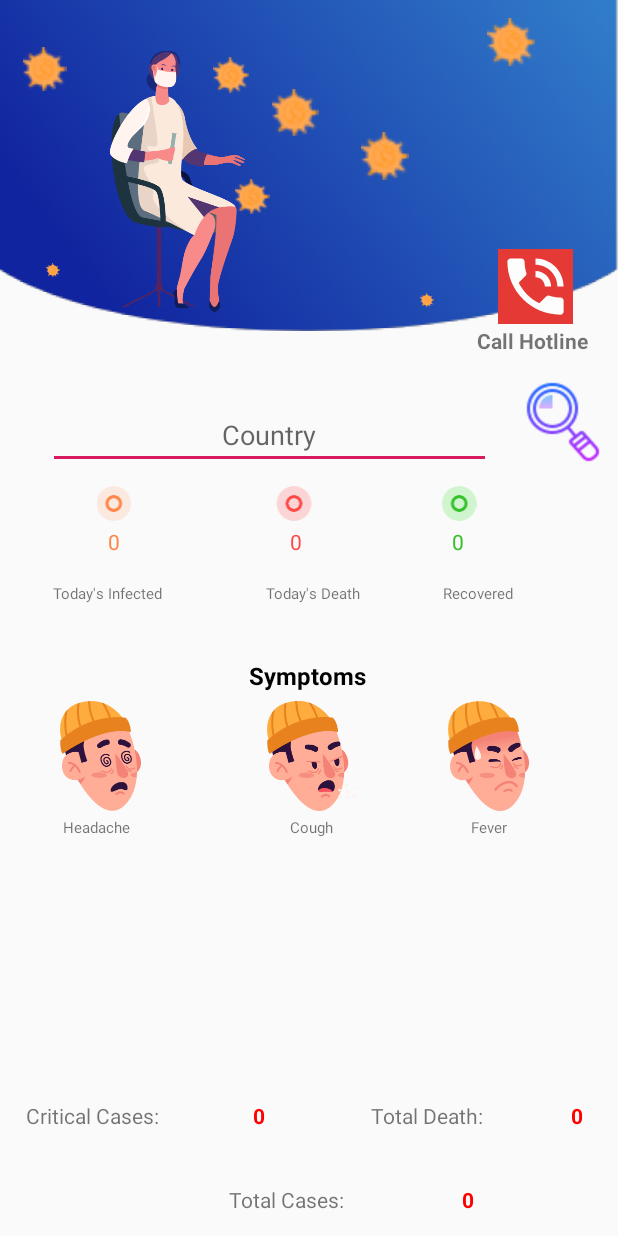
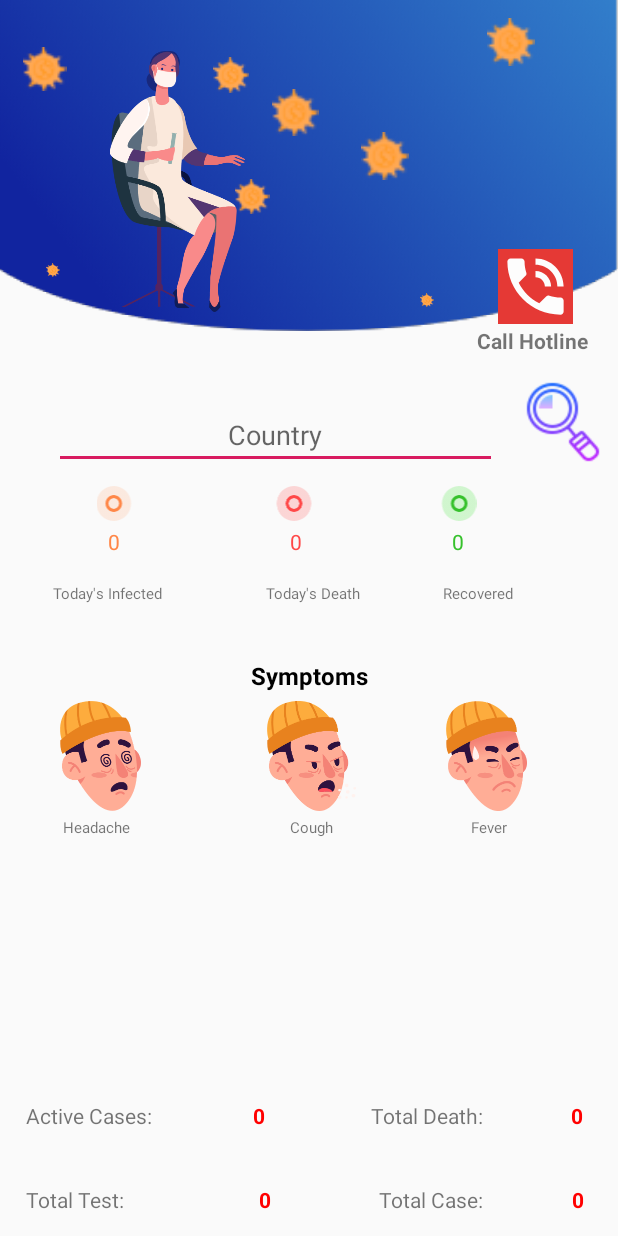
Before and after one commit to tonygms2/Corona-Update, an Android app: the screen it shows after launch (MainActivity), after a tap on an icon or button, on a phone screen of 412 x 824 dp. Run offline under Robolectric (Android 15) with nearby library versions, the phone set to English and light mode, and no system bars.

Commit message:
removed critical cases, and added Active Cases and Total Test

```diff
--- a/CoronaInfoUpdate/app/src/main/java/ulab/edu/coronainfoupdate/MainActivity.java
+++ b/CoronaInfoUpdate/app/src/main/java/ulab/edu/coronainfoupdate/MainActivity.java
@@ -2,39 +2,18 @@ package ulab.edu.coronainfoupdate;
 
 import androidx.annotation.NonNull;
 import androidx.appcompat.app.AppCompatActivity;
-import androidx.constraintlayout.widget.ConstraintLayout;
 import androidx.core.app.ActivityCompat;
 import androidx.core.content.ContextCompat;
 
 import android.Manifest;
-import android.annotation.TargetApi;
 import android.content.Intent;
 import android.content.pm.PackageManager;
-import android.graphics.drawable.Drawable;
-import android.os.Build;
 import android.os.Bundle;
-import android.util.Log;
 import android.view.View;
-import android.view.Window;
-import android.view.WindowManager;
 import android.widget.EditText;
-import android.widget.ImageButton;
-import android.widget.SearchView;
 import android.widget.TextView;
 import android.widget.Toast;
 import android.net.Uri;
-
-import org.jetbrains.annotations.NotNull;
-import org.w3c.dom.Text;
-
-import java.io.IOException;
-
-import okhttp3.Call;
-import okhttp3.Callback;
-import okhttp3.OkHttp;
-import okhttp3.OkHttpClient;
-import okhttp3.Request;
-import okhttp3.Response;
 
 
 public class MainActivity extends AppCompatActivity {
@@ -43,9 +22,10 @@ public class MainActivity extends AppCompatActivity {
     public static TextView recovered;
     public static TextView countryName;
     public static TextView TotalDeath;
-    public static TextView Critical;
+    public static TextView TotalActiveCase;
     public static TextView TotalCase;
     private static final int REQUEST_CALL=1;
+    public static TextView TotalTest;
 
     EditText getUrl;
     String url;
@@ -59,9 +39,9 @@ public class MainActivity extends AppCompatActivity {
         recovered = (TextView)findViewById(R.id.RecoveryID);
         countryName = (TextView)findViewById(R.id.CountryName);
         TotalDeath = (TextView)findViewById(R.id.totalDeath);
-        Critical = (TextView)findViewById(R.id.CriticalCase);
+        TotalActiveCase = (TextView)findViewById(R.id.TotalActiveCase);
         TotalCase =(TextView)findViewById(R.id.TotalCase);
-
+        TotalTest = (TextView)findViewById(R.id.TotalTest);
     }
     public void onClick(View view) {
 
@@ -73,7 +53,8 @@ public class MainActivity extends AppCompatActivity {
             recovered.setText("0");
             TotalDeath.setText("0");
             TotalCase.setText("0");
-            Critical.setText("0");
+            TotalActiveCase.setText("0");
+            TotalTest.setText("0");
             Toast.makeText(this, "Please Enter A Country Name", Toast.LENGTH_SHORT).show();
         }else {
 
--- a/CoronaInfoUpdate/app/src/main/java/ulab/edu/coronainfoupdate/fetchData.java
+++ b/CoronaInfoUpdate/app/src/main/java/ulab/edu/coronainfoupdate/fetchData.java
@@ -21,8 +21,9 @@ public class fetchData extends AsyncTask<Void,Void,Void>{
     String recovered = "";
     String Country= "";
     String TotalDeath = "";
-    String Critical = "";
+    String TotalActiveCase = "";
     String TotalCase = "";
+    String TotalTest = "";
     fetchData(String url){
         thisUrl = " https://coronavirus-19-api.herokuapp.com/countries/"+url;
         //System.out.println(thisUrl);
@@ -50,8 +51,9 @@ public class fetchData extends AsyncTask<Void,Void,Void>{
             recovered = JA.getString("recovered");
             Country = JA.getString("country");
             TotalDeath = JA.getString("deaths");
-            Critical = JA.getString("critical");
+            TotalActiveCase = JA.getString("active");
             TotalCase = JA.getString("cases");
+            TotalTest = JA.getString("totalTests");
 
         } catch (MalformedURLException e) {
             e.printStackTrace();
@@ -72,8 +74,9 @@ public class fetchData extends AsyncTask<Void,Void,Void>{
         MainActivity.recovered.setText(this.recovered);
         MainActivity.countryName.setText(this.Country);
         MainActivity.TotalDeath.setText(this.TotalDeath);
-        MainActivity.Critical.setText(this.Critical);
+        MainActivity.TotalActiveCase.setText(this.TotalActiveCase);
         MainActivity.TotalCase.setText(this.TotalCase);
+        MainActivity.TotalTest.setText(this.TotalTest);
     }
 
 }
--- a/CoronaInfoUpdate/app/src/main/res/layout/activity_main.xml
+++ b/CoronaInfoUpdate/app/src/main/res/layout/activity_main.xml
@@ -246,7 +246,7 @@
             android:layout_height="wrap_content"
             android:layout_below="@+id/imageView2"
             android:layout_alignParentStart="true"
-            android:layout_marginStart="32dp"
+            android:layout_marginStart="36dp"
             android:layout_marginTop="43dp"
             android:ems="10"
             android:gravity="center"
@@ -291,15 +291,41 @@
                 tools:layout_editor_absoluteY="0dp">
 
                 <TextView
+                    android:id="@+id/textView9"
+                    android:layout_width="wrap_content"
+                    android:layout_height="wrap_content"
+                    android:layout_marginBottom="16dp"
+                    android:text="Total Test: "
+                    android:textSize="14dp"
+                    app:layout_constraintBottom_toBottomOf="parent"
+                    app:layout_constraintEnd_toEndOf="parent"
+                    app:layout_constraintHorizontal_bias="0.05"
+                    app:layout_constraintStart_toStartOf="parent" />
+
+                <TextView
+                    android:id="@+id/TotalTest"
+                    android:layout_width="wrap_content"
+                    android:layout_height="wrap_content"
+                    android:layout_marginBottom="16dp"
+                    android:text="0"
+                    android:textColor="#ff0000"
+                    android:textSize="14dp"
+                    android:textStyle="bold"
+                    app:layout_constraintBottom_toBottomOf="parent"
+                    app:layout_constraintEnd_toEndOf="parent"
+                    app:layout_constraintHorizontal_bias="0.426"
+                    app:layout_constraintStart_toStartOf="parent" />
+
+                <TextView
                     android:id="@+id/textView7"
                     android:layout_width="wrap_content"
                     android:layout_height="wrap_content"
                     android:layout_marginBottom="16dp"
-                    android:text="Total Cases: "
+                    android:text="Total Case: "
                     android:textSize="14dp"
                     app:layout_constraintBottom_toBottomOf="parent"
                     app:layout_constraintEnd_toEndOf="parent"
-                    app:layout_constraintHorizontal_bias="0.458"
+                    app:layout_constraintHorizontal_bias="0.74"
                     app:layout_constraintStart_toStartOf="parent" />
 
                 <TextView
@@ -313,7 +339,7 @@
                     android:textStyle="bold"
                     app:layout_constraintBottom_toBottomOf="parent"
                     app:layout_constraintEnd_toEndOf="parent"
-                    app:layout_constraintHorizontal_bias="0.759"
+                    app:layout_constraintHorizontal_bias="0.94"
                     app:layout_constraintStart_toStartOf="parent" />
 
                 <TextView
@@ -348,7 +374,7 @@
                     android:layout_width="wrap_content"
                     android:layout_height="wrap_content"
                     android:layout_marginBottom="72dp"
-                    android:text="Critical Cases: "
+                    android:text="Active Cases: "
                     android:textSize="14dp"
                     app:layout_constraintBottom_toBottomOf="parent"
                     app:layout_constraintEnd_toEndOf="parent"
@@ -357,7 +383,7 @@
                     app:layout_constraintTop_toTopOf="parent" />
 
                 <TextView
-                    android:id="@+id/CriticalCase"
+                    android:id="@+id/TotalActiveCase"
                     android:layout_width="wrap_content"
                     android:layout_height="wrap_content"
                     android:layout_marginBottom="72dp"
@@ -401,7 +427,7 @@
                     android:layout_height="wrap_content"
                     android:layout_marginTop="28dp"
                     app:layout_constraintEnd_toEndOf="parent"
-                    app:layout_constraintHorizontal_bias="0.834"
+                    app:layout_constraintHorizontal_bias="0.83"
                     app:layout_constraintStart_toStartOf="parent"
                     app:layout_constraintTop_toTopOf="parent"
                     app:srcCompat="@drawable/fever" />
@@ -466,7 +492,6 @@
                     android:textStyle="bold"
                     app:layout_constraintBottom_toTopOf="@+id/imageView14"
                     app:layout_constraintEnd_toEndOf="parent"
-                    app:layout_constraintHorizontal_bias="0.498"
                     app:layout_constraintStart_toStartOf="parent"
                     app:layout_constraintTop_toTopOf="parent"
                     app:layout_constraintVertical_bias="0.0" />
```
Also changed, not shown: 1 other file.
